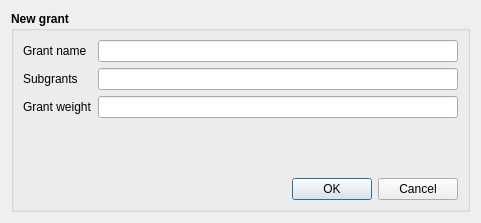
Above: src/dlgaddeditgrants.ui from syyyr/shvspy before the change. Below: the same form after it.
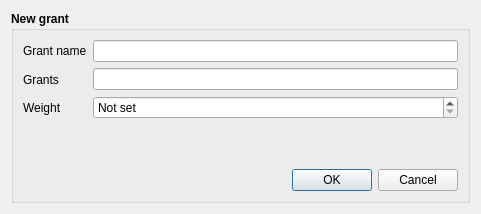
That is the form after the change.

Diff of the .ui file:
```diff
--- a/src/dlgaddeditgrants.ui
+++ b/src/dlgaddeditgrants.ui
@@ -7,7 +7,7 @@
     <x>0</x>
     <y>0</y>
     <width>481</width>
-    <height>223</height>
+    <height>214</height>
    </rect>
   </property>
   <property name="windowTitle">
@@ -52,7 +52,7 @@
              </font>
             </property>
             <property name="text">
-             <string>Subgrants</string>
+             <string>Grants</string>
             </property>
            </widget>
           </item>
@@ -65,7 +65,7 @@
              </font>
             </property>
             <property name="text">
-             <string>Grant weight</string>
+             <string>Weight</string>
             </property>
            </widget>
           </item>
@@ -94,13 +94,28 @@
            </widget>
           </item>
           <item>
-           <widget class="QLineEdit" name="leGrantWeight">
+           <widget class="QSpinBox" name="sbWeight">
             <property name="font">
              <font>
               <weight>50</weight>
               <bold>false</bold>
              </font>
             </property>
+            <property name="specialValueText">
+             <string>Not set</string>
+            </property>
+            <property name="minimum">
+             <number>-1</number>
+            </property>
+            <property name="maximum">
+             <number>10000</number>
+            </property>
+            <property name="singleStep">
+             <number>1</number>
+            </property>
+            <property name="value">
+             <number>-1</number>
+            </property>
            </widget>
           </item>
          </layout>
```
Left out of the diff: 37 changed lines with no effect on the pictures.
